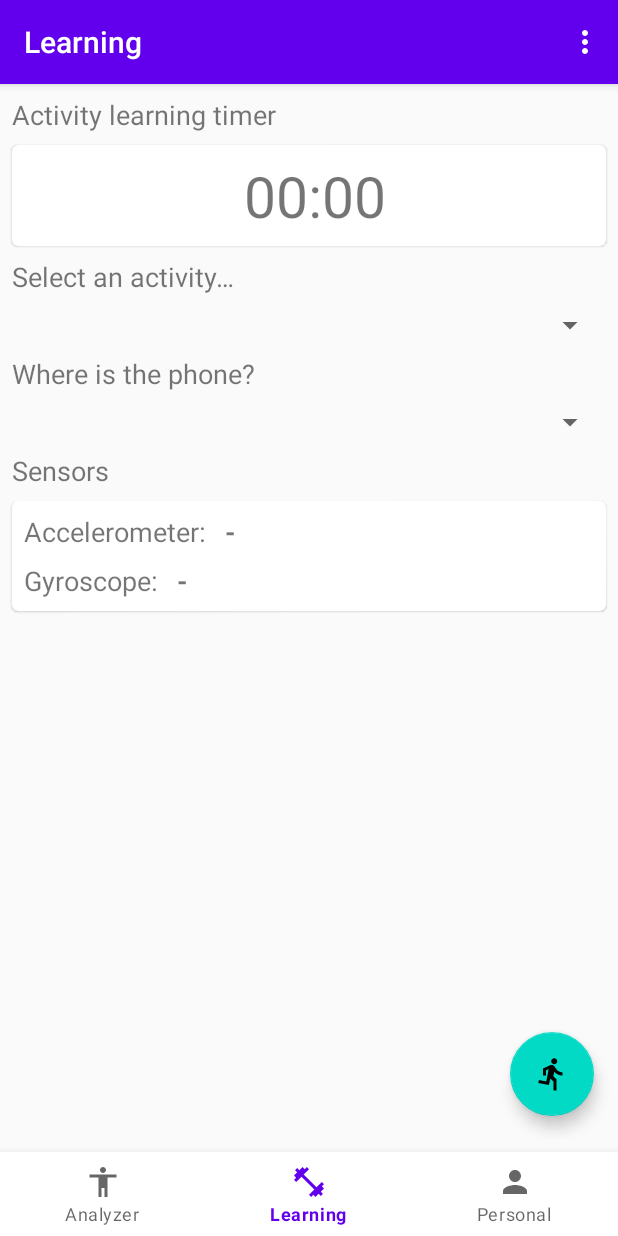
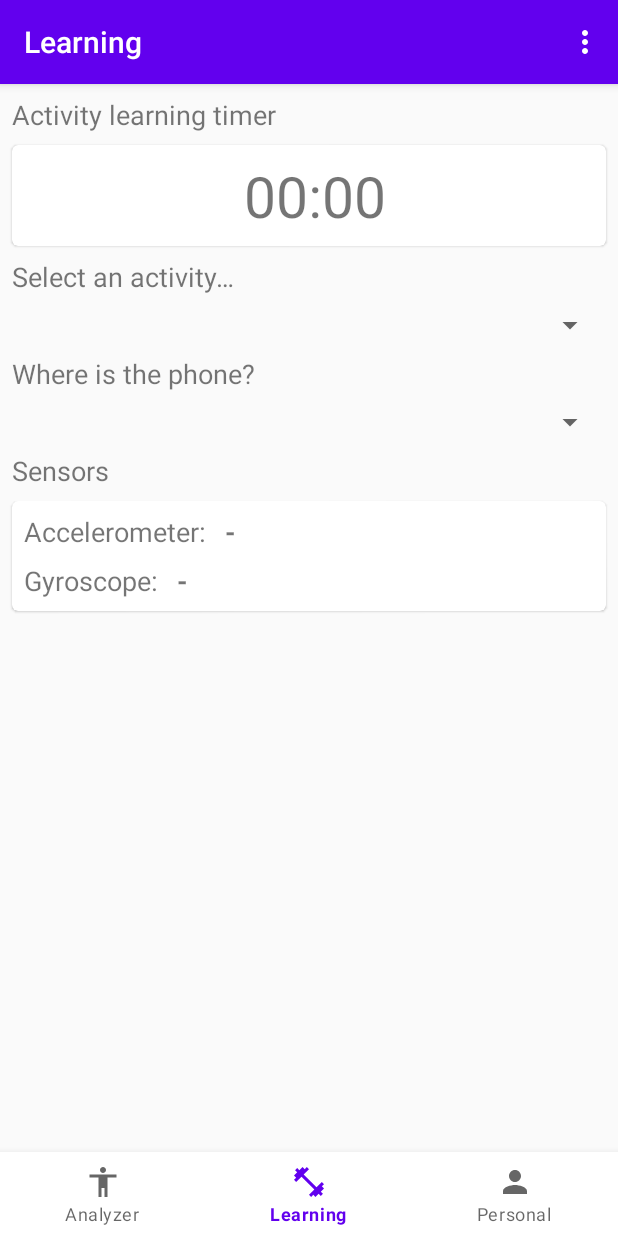
Before and after one commit to derogab/adl-app, an Android app: the LearningFragment screen opened through its navigation route, on a phone screen of 412 x 824 dp. Run offline under Robolectric (Android 15) with nearby library versions, the phone set to English and light mode, and no system bars; our stand-ins replace androidx.preference, navigation-ui; libraries missing offline, so code that uses them is left out: com.jaredrummler.materialspinner; plain views replace MaterialSpinner; 4 statements that could not run were skipped.

Commit message:
Minor improvements

```diff
--- a/app/src/main/res/layout/fragment_learning.xml
+++ b/app/src/main/res/layout/fragment_learning.xml
@@ -4,7 +4,6 @@
     xmlns:tools="http://schemas.android.com/tools"
     android:layout_width="match_parent"
     android:layout_height="match_parent"
-    android:paddingBottom="8dp"
     android:theme="@style/Theme.MaterialComponents.Light"
     tools:context=".ui.learning.LearningFragment">
 
@@ -135,6 +134,7 @@
         android:layout_marginRight="8dp"
         android:layout_marginEnd="8dp"
         android:layout_marginTop="8dp"
+        android:layout_marginBottom="8dp"
         app:layout_constraintEnd_toEndOf="parent"
         app:layout_constraintStart_toStartOf="parent"
         app:layout_constraintTop_toBottomOf="@+id/fragment_learning_sensors_textview">
@@ -218,6 +218,7 @@
         app:layout_constraintStart_toStartOf="parent"
         app:layout_constraintTop_toBottomOf="@+id/phone_position_selector" />-->
 
+
     <com.google.android.material.floatingactionbutton.FloatingActionButton
         android:id="@+id/fragment_learning_start_button"
         android:layout_width="wrap_content"
@@ -232,10 +233,10 @@
         android:layout_alignParentBottom="true"
         android:layout_alignParentRight="true"
         android:layout_alignParentEnd="true"
+        android:visibility="invisible"
         app:fabSize="normal"
         app:layout_constraintBottom_toBottomOf="parent"
         app:layout_constraintRight_toRightOf="parent"
         app:layout_constraintEnd_toEndOf="parent" />
 
-
 </androidx.constraintlayout.widget.ConstraintLayout>
--- a/build.gradle
+++ b/build.gradle
@@ -8,7 +8,7 @@ buildscript {
 
     }
     dependencies {
-        classpath 'com.android.tools.build:gradle:3.6.2'
+        classpath 'com.android.tools.build:gradle:3.6.3'
 
 
         // NOTE: Do not place your application dependencies here; they belong
```
Also changed, not shown: app/src/main/java/com/derogab/adlanalyzer/services/LearningService.java (+11 -4 lines), app/src/main/java/com/derogab/adlanalyzer/ui/learning/LearningFragment.java (+10 -1 lines).
